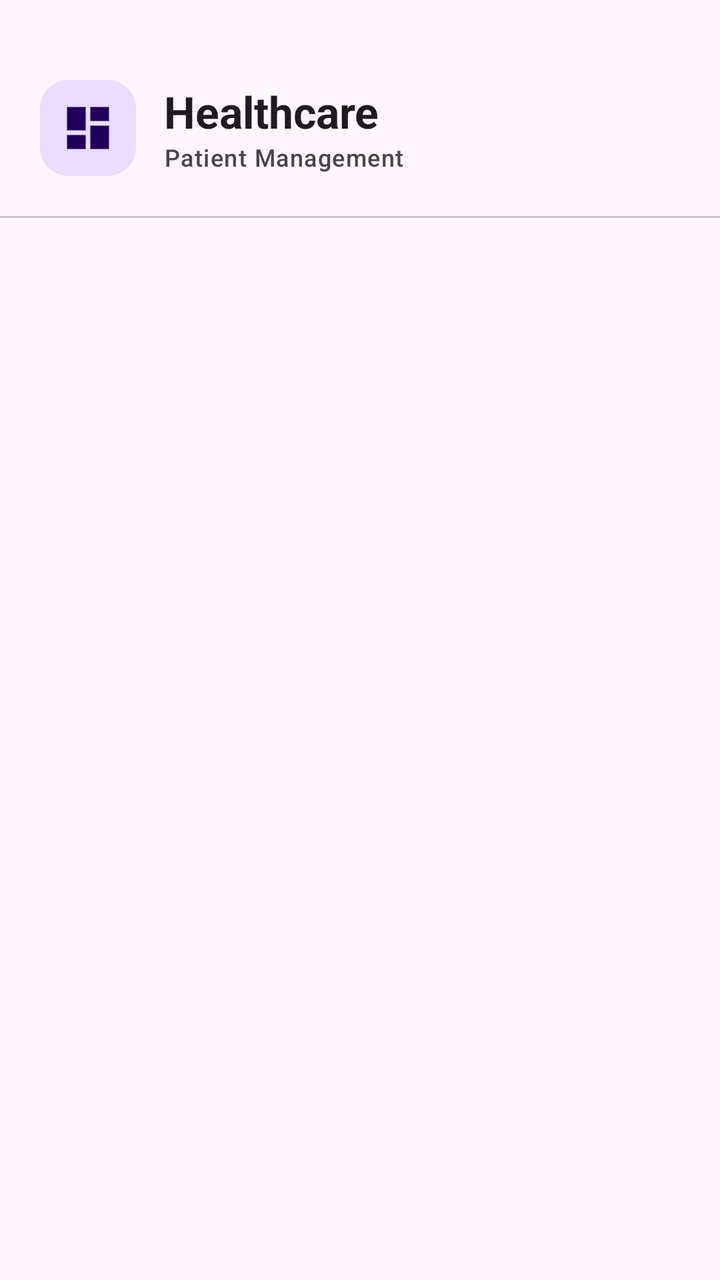
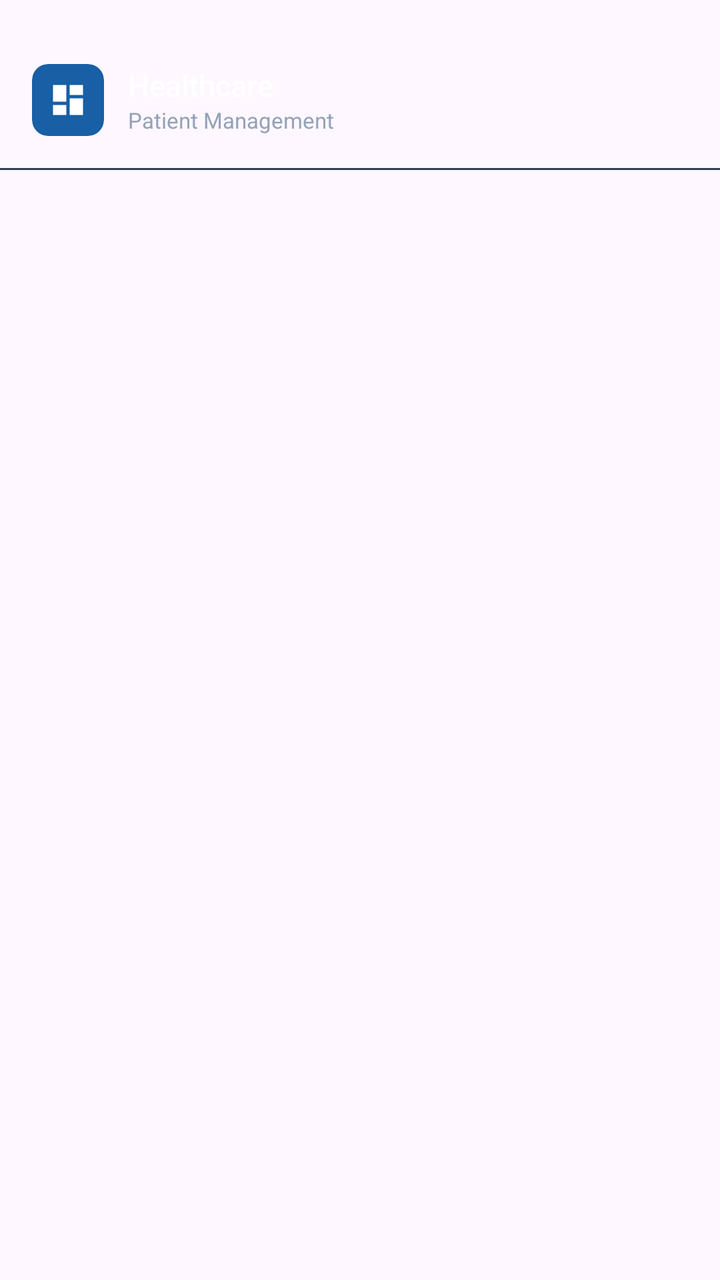

Screens rendered from an Android XML layout before and after an edit, with the pre-edit source and the edit as a unified diff.
<!-- AndroidManifest.xml: application theme Theme.Healthcare_app -->
<!-- res/layout/nav_header.xml -->
<?xml version="1.0" encoding="utf-8"?>
<LinearLayout xmlns:android="http://schemas.android.com/apk/res/android"
    xmlns:app="http://schemas.android.com/apk/res-auto"
    android:layout_width="match_parent"
    android:layout_height="wrap_content"
    android:orientation="vertical"
    android:paddingTop="40dp"
    android:paddingBottom="8dp">

    
    <LinearLayout
        android:layout_width="match_parent"
        android:layout_height="wrap_content"
        android:orientation="horizontal"
        android:gravity="center_vertical"
        android:paddingHorizontal="20dp"
        android:paddingBottom="20dp">

        
        <com.google.android.material.card.MaterialCardView
            android:layout_width="48dp"
            android:layout_height="48dp"
            app:cardCornerRadius="14dp"
            app:cardElevation="0dp"
            app:cardBackgroundColor="?attr/colorPrimaryContainer"
            app:strokeWidth="0dp">

            <ImageView
                android:layout_width="match_parent"
                android:layout_height="match_parent"
                android:padding="10dp"
                android:src="@drawable/ic_dashboard"
                app:tint="?attr/colorOnPrimaryContainer" />

        </com.google.android.material.card.MaterialCardView>

        
        <LinearLayout
            android:layout_width="wrap_content"
            android:layout_height="wrap_content"
            android:orientation="vertical"
            android:layout_marginStart="14dp">

            <TextView
                android:id="@+id/sidebarTitle"
                android:layout_width="wrap_content"
                android:layout_height="wrap_content"
                android:text="Healthcare"
                android:textAppearance="?attr/textAppearanceTitleLarge"
                android:textColor="?attr/colorOnSurface"
                android:textStyle="bold" />

            <TextView
                android:layout_width="wrap_content"
                android:layout_height="wrap_content"
                android:text="Patient Management"
                android:textAppearance="?attr/textAppearanceLabelMedium"
                android:textColor="?attr/colorOnSurfaceVariant" />

        </LinearLayout>

    </LinearLayout>

    <com.google.android.material.divider.MaterialDivider
        android:layout_width="match_parent"
        android:layout_height="wrap_content"
        android:layout_marginBottom="8dp"
        app:dividerColor="?attr/colorOutlineVariant" />

</LinearLayout>
<!-- resources referenced by this layout -->
<resources>
  <!-- drawable ic_dashboard (drawable) -->
  <vector xmlns:android="http://schemas.android.com/apk/res/android"
      android:width="24dp" android:height="24dp"
      android:viewportWidth="24" android:viewportHeight="24">
      <path android:fillColor="#FF000000" android:pathData="M3,13h8V3H3v10zm0,8h8v-6H3v6zm10,0h8V11h-8v10zm0,-18v6h8V3h-8z"/>
  </vector>
  <style name="Theme.Healthcare_app" parent="Base.Theme.Healthcare_app" />
  <style name="Base.Theme.Healthcare_app" parent="Theme.Material3.DayNight.NoActionBar">
      </style>
</resources>

<!-- the commit's change to res/layout/nav_header.xml (unified diff, before → after) -->
@@ -4,7 +4,7 @@
     android:layout_width="match_parent"
     android:layout_height="wrap_content"
     android:orientation="vertical"
-    android:paddingTop="40dp"
+    android:paddingTop="32dp"
     android:paddingBottom="8dp">
 
     
@@ -13,24 +13,24 @@
         android:layout_height="wrap_content"
         android:orientation="horizontal"
         android:gravity="center_vertical"
-        android:paddingHorizontal="20dp"
-        android:paddingBottom="20dp">
+        android:paddingHorizontal="16dp"
+        android:paddingBottom="16dp">
 
         
         <com.google.android.material.card.MaterialCardView
-            android:layout_width="48dp"
-            android:layout_height="48dp"
-            app:cardCornerRadius="14dp"
+            android:layout_width="36dp"
+            android:layout_height="36dp"
+            app:cardCornerRadius="8dp"
             app:cardElevation="0dp"
-            app:cardBackgroundColor="?attr/colorPrimaryContainer"
+            app:cardBackgroundColor="#185FA5"
             app:strokeWidth="0dp">
 
             <ImageView
                 android:layout_width="match_parent"
                 android:layout_height="match_parent"
-                android:padding="10dp"
+                android:padding="8dp"
                 android:src="@drawable/ic_dashboard"
-                app:tint="?attr/colorOnPrimaryContainer" />
+                app:tint="#FFFFFF" />
 
         </com.google.android.material.card.MaterialCardView>
 
@@ -39,32 +39,33 @@
             android:layout_width="wrap_content"
             android:layout_height="wrap_content"
             android:orientation="vertical"
-            android:layout_marginStart="14dp">
+            android:layout_marginStart="12dp">
 
             <TextView
                 android:id="@+id/sidebarTitle"
                 android:layout_width="wrap_content"
                 android:layout_height="wrap_content"
                 android:text="Healthcare"
-                android:textAppearance="?attr/textAppearanceTitleLarge"
-                android:textColor="?attr/colorOnSurface"
-                android:textStyle="bold" />
+                android:textSize="15sp"
+                android:textColor="#FFFFFF"
+                android:fontFamily="sans-serif-medium" />
 
             <TextView
                 android:layout_width="wrap_content"
                 android:layout_height="wrap_content"
                 android:text="Patient Management"
-                android:textAppearance="?attr/textAppearanceLabelMedium"
-                android:textColor="?attr/colorOnSurfaceVariant" />
+                android:textSize="11sp"
+                android:textColor="#94A3B8"
+                android:fontFamily="sans-serif" />
 
         </LinearLayout>
 
     </LinearLayout>
 
-    <com.google.android.material.divider.MaterialDivider
+    <View
         android:layout_width="match_parent"
-        android:layout_height="wrap_content"
+        android:layout_height="1dp"
         android:layout_marginBottom="8dp"
-        app:dividerColor="?attr/colorOutlineVariant" />
+        android:background="#334155" />
 
 </LinearLayout>
<!-- resource entries referenced after the edit -->
@@ -7,7 +7,32 @@
       <path android:fillColor="#FF000000" android:pathData="M3,13h8V3H3v10zm0,8h8v-6H3v6zm10,0h8V11h-8v10zm0,-18v6h8V3h-8z"/>
   </vector>
   <style name="Theme.Healthcare_app" parent="Base.Theme.Healthcare_app" />
-  <style name="Base.Theme.Healthcare_app" parent="Theme.Material3.DayNight.NoActionBar">
+  <style name="Base.Theme.Healthcare_app" parent="Theme.Material3.Light.NoActionBar">
+          <item name="bottomSheetDialogTheme">@style/Theme.Healthcare_app.BottomSheetDialog</item>
+      </style>
+  <style name="Theme.Healthcare_app.BottomSheetDialog" parent="ThemeOverlay.Material3.BottomSheetDialog">
+          <item name="android:windowIsFloating">false</item>
+          <item name="android:backgroundDimEnabled">true</item>
+          
+          <item name="colorSurface">#FFFFFF</item>
+          <item name="colorOnSurface">#1A2535</item>
+          <item name="colorOnSurfaceVariant">#64748B</item>
+          <item name="android:colorBackground">#FFFFFF</item>
+          <item name="colorPrimary">#185FA5</item>
+          <item name="colorOnPrimary">#FFFFFF</item>
+          
+          <item name="android:textColorPrimary">#1A2535</item>
+          <item name="android:textColorSecondary">#64748B</item>
+          <item name="android:textColorHint">#64748B</item>
+          
+          <item name="colorControlNormal">#E2E8F0</item>
+          <item name="colorControlActivated">#185FA5</item>
+          
+          <item name="bottomSheetStyle">@style/LightBottomSheetStyle</item>
+      </style>
+  <style name="LightBottomSheetStyle" parent="Widget.Material3.BottomSheet.Modal">
+          <item name="backgroundTint">#FFFFFF</item>
+          <item name="android:elevation">0dp</item>
       </style>
 </resources>
 
